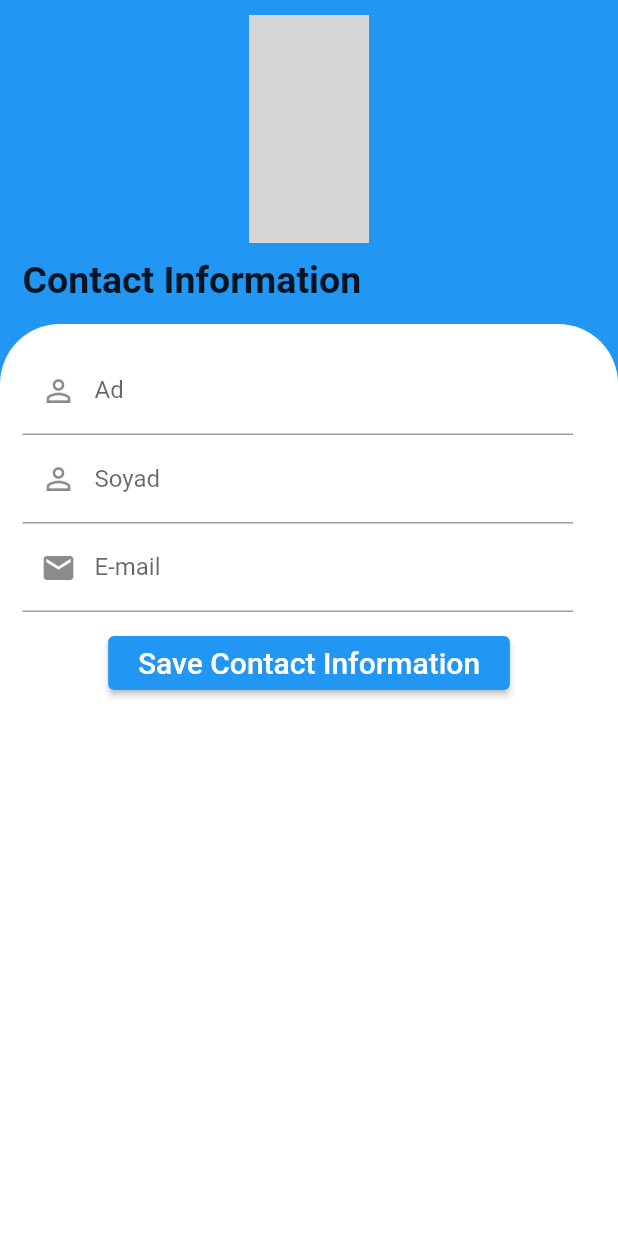
After one commit to MrBuluc/Car-Pooling, a Flutter app: the ProfilePage screen opened directly, on a phone screen of 412 x 824 dp. The commit adds this screen. Run offline on Flutter 3.47's test engine with Material 2 defaults, Android fonts, the phone set to English and light mode, and no system bars; our stand-ins replace get_it; missing offline and left inert: flutter_osm_plugin; accounts and stored records are empty; network calls fail; grey boxes are pictures that could not be loaded.

Commit message:
completed ProfilePage contact info ui

```diff
--- /dev/null
+++ b/lib/models/vehicle.dart
@@ -0,0 +1,34 @@
+class Vehicle {
+  String? brand;
+  String? color;
+  String? id;
+  String? model;
+  String? plateNo;
+  String? userId;
+
+  Vehicle(
+      {this.brand, this.color, this.id, this.model, this.plateNo, this.userId});
+
+  Vehicle.fromJson(Map<String, dynamic> json)
+      : this(
+            brand: json["brand"],
+            color: json["color"],
+            id: json["id"],
+            model: json["model"],
+            plateNo: json["plate_number"],
+            userId: json["user_id"]);
+
+  Map<String, dynamic> toJson() => {
+        if (brand != null) "brand": brand,
+        if (color != null) "color": color,
+        if (model != null) "model": model,
+        if (plateNo != null) "plate_number": plateNo,
+        if (userId != null) "user_id": userId
+      };
+
+  @override
+  String toString() {
+    return 'Vehicle{brand: $brand, color: $color, id: $id, model: $model, '
+        'plateNo: $plateNo, userId: $userId}';
+  }
+}
--- /dev/null
+++ b/lib/services/validator.dart
@@ -0,0 +1,24 @@
+class Validator {
+  static String? textControl(String? text, String label) {
+    text = text?.trim();
+    RegExp regex = RegExp(
+        "^[abcçdefgğhıijklmnoöprsştuüvyzqwxABCÇDEFGHIİJKLMNOÖPRSŞTUÜVYZQWX]+\$");
+    if (!regex.hasMatch(text!)) {
+      return "$label numara veya boşluk içermemeli";
+    }
+    return null;
+  }
+
+  static String? emailControl(String? email, String label) {
+    String pattern =
+        r'^(([^<>()[\]\\.,;:\s@\"]+(\.[^<>()[\]\\.,;:\s@\"]+)*)|(\".+\"))@((\[[0-9]{1,3}\.[0-9]{1,3}\.[0-9]{1,3}\.[0-9]{1,3}\])|(([a-zA-Z\-0-9]+\.)+[a-zA-Z]{2,}))$';
+    RegExp regex = RegExp(pattern);
+    if (!regex.hasMatch(email!)) {
+      return "Invalid email";
+    }
+    return null;
+  }
+
+  static String? emptyControl(String? value, String emptyText) =>
+      value!.isEmpty ? emptyText : null;
+}
--- a/lib/ui/home_page/home_page.dart
+++ b/lib/ui/home_page/home_page.dart
@@ -1,5 +1,6 @@
 import 'package:car_pooling/models/trip.dart';
 import 'package:car_pooling/ui/pool/pool_page.dart';
+import 'package:car_pooling/ui/profile/profile_page.dart';
 import 'package:car_pooling/ui/trips/my_trips_page.dart';
 import 'package:car_pooling/viewmodel/user_model.dart';
 import 'package:car_pooling/widgets/progress_elevated_button.dart';
@@ -28,7 +29,13 @@ class _HomePageState extends State<HomePage> {
             text: "My Trips",
             onPressed: getMyTrips,
             circularProgressIndicatorColor: Colors.black,
-          )
+          ),
+          ProgressElevatedButton(
+              isProgress: isProgress,
+              text: "Profile",
+              onPressed: () {
+                goToPage(const ProfilePage());
+              })
         ],
       ),
       body: Center(
--- /dev/null
+++ b/lib/ui/profile/profile_page.dart
@@ -0,0 +1,193 @@
+import 'package:car_pooling/models/user.dart';
+import 'package:car_pooling/models/vehicle.dart';
+import 'package:car_pooling/services/validator.dart';
+import 'package:car_pooling/viewmodel/user_model.dart';
+import 'package:car_pooling/widgets/profile_picture.dart';
+import 'package:car_pooling/widgets/progress_elevated_button.dart';
+import 'package:flutter/material.dart';
+import 'package:provider/provider.dart';
+
+class ProfilePage extends StatefulWidget {
+  final Vehicle? vehicle;
+  const ProfilePage({Key? key, this.vehicle}) : super(key: key);
+
+  @override
+  State<ProfilePage> createState() => _ProfilePageState();
+}
+
+class _ProfilePageState extends State<ProfilePage> {
+  GlobalKey<FormState> userInfoFormKey = GlobalKey<FormState>(),
+      vehicleInfoFormKey = GlobalKey<FormState>();
+
+  TextEditingController nameCnt = TextEditingController(),
+      surnameCnt = TextEditingController(),
+      mailCnt = TextEditingController(),
+      brandCnt = TextEditingController(),
+      colorCnt = TextEditingController(),
+      modelCnt = TextEditingController(),
+      plateNoCnt = TextEditingController();
+
+  bool userInfoChanged = false, vehicleInfoChanged = false, isProgress = false;
+
+  String? profilePictureUrl;
+
+  late List<TextEditingController> userInfoCntList, vehicleInfoCntList;
+  List<String> userInfoLabelTextList = ["Ad", "Soyad", "E-mail"],
+      vehicleInfoLabelTextList = ["Marka", "Renk", "Model", "Plaka"];
+  List<IconData> userInfoIconList = [
+        Icons.perm_identity,
+        Icons.perm_identity,
+        Icons.mail
+      ],
+      vehicleInfoIconList = [
+        Icons.directions_car,
+        Icons.format_paint,
+        Icons.directions_car_filled,
+        Icons.abc
+      ];
+
+  @override
+  void initState() {
+    super.initState();
+    currentUser();
+    currentVehicle();
+    userInfoCntList = [nameCnt, surnameCnt, mailCnt];
+    vehicleInfoCntList = [brandCnt, colorCnt, modelCnt, plateNoCnt];
+  }
+
+  currentUser() {
+    User user = Provider.of<UserModel>(context, listen: false).user!;
+    nameCnt.text = user.name!;
+    surnameCnt.text = user.surname!;
+    mailCnt.text = user.mail!;
+    profilePictureUrl = user.profilePictureUrl;
+  }
+
+  currentVehicle() {
+    Vehicle? vehicle = widget.vehicle;
+    if (vehicle != null) {
+      brandCnt.text = vehicle.brand!;
+      colorCnt.text = vehicle.color!;
+      modelCnt.text = vehicle.model!;
+      plateNoCnt.text = vehicle.plateNo!;
+    }
+  }
+
+  @override
+  void dispose() {
+    nameCnt.dispose();
+    surnameCnt.dispose();
+    mailCnt.dispose();
+    brandCnt.dispose();
+    colorCnt.dispose();
+    modelCnt.dispose();
+    plateNoCnt.dispose();
+    super.dispose();
+  }
+
+  @override
+  Widget build(BuildContext context) {
+    return SafeArea(
+      child: Scaffold(
+        backgroundColor: Theme.of(context).primaryColor,
+        body: Padding(
+          padding: const EdgeInsets.only(top: 10),
+          child: Container(
+            child: Column(
+              children: [
+                Expanded(
+                    flex: 1,
+                    child: ProfilePicture(
+                      imgUrl: profilePictureUrl ?? "assets/profile_picture.png",
+                      height: 80,
+                      width: 80,
+                    )),
+                Center(
+                  child: Container(
+                    margin:
+                        const EdgeInsets.only(left: 15, bottom: 15, top: 10),
+                    alignment: Alignment.centerLeft,
+                    child: const Text(
+                      "Contact Information",
+                      style:
+                          TextStyle(fontSize: 25, fontWeight: FontWeight.bold),
+                    ),
+                  ),
+                ),
+                Expanded(
+                    flex: 4,
+                    child: Container(
+                      decoration: const BoxDecoration(
+                          color: Colors.white,
+                          borderRadius: BorderRadius.only(
+                              topLeft: Radius.circular(40),
+                              topRight: Radius.circular(40))),
+                      child: SingleChildScrollView(
+                        child: Column(
+                          children: [
+                            Form(
+                              key: userInfoFormKey,
+                              child: Column(
+                                children: buildForm(0),
+                              ),
+                            ),
+                          ],
+                        ),
+                      ),
+                    ))
+              ],
+            ),
+          ),
+        ),
+      ),
+    );
+  }
+
+  List<Widget> buildForm(int mode) {
+    List<Widget> children = [];
+    late String buttonText;
+    if (mode == 0) {
+      for (int i = 0; i < userInfoCntList.length; i++) {
+        late Function validator;
+        if (i == 0 || i == 1) {
+          validator = Validator.textControl;
+        } else {
+          validator = Validator.emailControl;
+        }
+        children.add(buildTextFormField(userInfoCntList[i],
+            userInfoLabelTextList[i], userInfoIconList[i], validator, mode,
+            top: i == 0 ? 15 : 0,
+            keyboardType: i == 2 ? TextInputType.emailAddress : null));
+      }
+      buttonText = "Contact";
+    }
+    children.add(Padding(
+      padding: const EdgeInsets.only(top: 10),
+      child: SizedBox(
+        width: MediaQuery.of(context).size.width * .65,
+        child: ProgressElevatedButton(
+          isProgress: isProgress,
+          text: "Save $buttonText Information",
+          onPressed: () {},
+        ),
+      ),
+    ));
+    return children;
+  }
+
+  Widget buildTextFormField(TextEditingController controller, String labelText,
+          IconData icon, Function validator, int mode,
+          {double top = 0, TextInputType? keyboardType}) =>
+      Container(
+        padding: EdgeInsets.only(top: top, left: 15, right: 30),
+        child: TextFormField(
+          controller: controller,
+          keyboardType: keyboardType,
+          decoration:
+              InputDecoration(labelText: labelText, prefixIcon: Icon(icon)),
+          validator: (String? value) => validator(value, labelText),
+          onChanged: (String value) =>
+              mode == 0 ? userInfoChanged = true : vehicleInfoChanged = true,
+        ),
+      );
+}
--- a/lib/ui/users_page/users_page.dart
+++ b/lib/ui/users_page/users_page.dart
@@ -61,7 +61,7 @@ class _UsersPageState extends State<UsersPage> {
     });
 
     try {
-      Provider.of<UserModel>(context, listen: false).getUser(userId);
+      await Provider.of<UserModel>(context, listen: false).getUser(userId);
 
       setState(() {
         isProgress = false;
--- /dev/null
+++ b/lib/widgets/profile_picture.dart
@@ -0,0 +1,48 @@
+import 'package:flutter/material.dart';
+
+class ProfilePicture extends StatefulWidget {
+  final String imgUrl;
+  final double width;
+  final double height;
+  const ProfilePicture(
+      {Key? key,
+      required this.imgUrl,
+      required this.width,
+      required this.height})
+      : super(key: key);
+
+  @override
+  State<ProfilePicture> createState() => _ProfilePictureState();
+}
+
+class _ProfilePictureState extends State<ProfilePicture> {
+  @override
+  Widget build(BuildContext context) {
+    return widget.imgUrl.contains("assets")
+        ? Container(
+            height: widget.height,
+            width: widget.width,
+            decoration: BoxDecoration(
+                image: DecorationImage(
+                    image: AssetImage(widget.imgUrl), fit: BoxFit.cover)),
+          )
+        : Image.network(
+            widget.imgUrl,
+            width: widget.width,
+            height: widget.height,
+            fit: BoxFit.cover,
+            loadingBuilder: imageLoadingBuilder,
+          );
+  }
+
+  Widget imageLoadingBuilder(
+      BuildContext context, Widget child, ImageChunkEvent? loadingProgress) {
+    if (loadingProgress == null) return child;
+    return CircularProgressIndicator(
+      value: loadingProgress.expectedTotalBytes != null
+          ? loadingProgress.cumulativeBytesLoaded /
+              loadingProgress.expectedTotalBytes!
+          : null,
+    );
+  }
+}
--- a/pubspec.yaml
+++ b/pubspec.yaml
@@ -64,7 +64,8 @@ flutter:
   uses-material-design: true
 
   # To add assets to your application, add an assets section, like this:
-  # assets:
+  assets:
+    - assets/
   #   - images/a_dot_burr.jpeg
   #   - images/a_dot_ham.jpeg
 
```
Also changed, not shown: assets/profile_picture.png (added).
